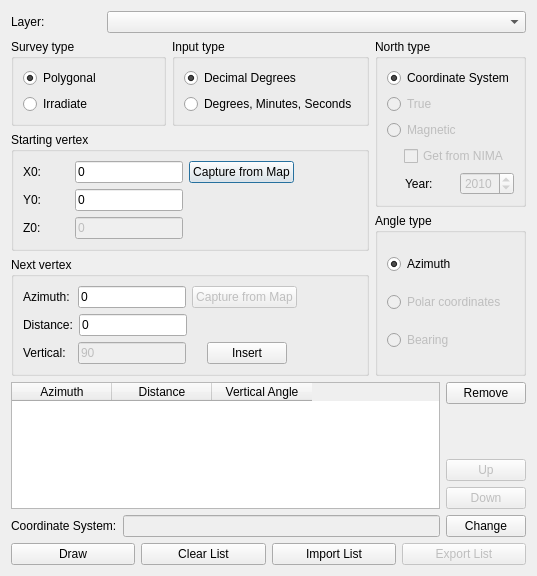
This is ui.ui in mpetroff/qgsazimuth as Qt 5 draws it before an edit. The edited form follows.
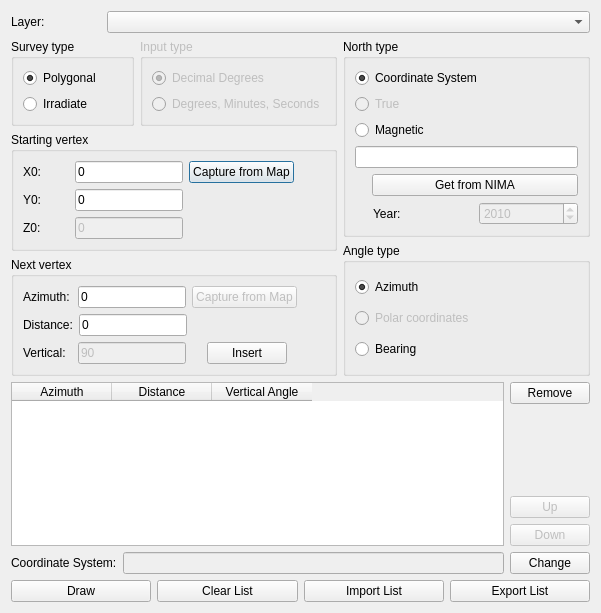
This is the edited form.

Commit message: Bugfixes on the config file on ubuntu and ui update.

Patch:
```diff
--- a/ui.ui
+++ b/ui.ui
@@ -6,8 +6,8 @@
    <rect>
     <x>0</x>
     <y>0</y>
-    <width>537</width>
-    <height>576</height>
+    <width>601</width>
+    <height>613</height>
    </rect>
   </property>
   <property name="windowTitle">
@@ -100,7 +100,7 @@
          <item>
           <widget class="QGroupBox" name="groupBox_4">
            <property name="enabled">
-            <bool>true</bool>
+            <bool>false</bool>
            </property>
            <property name="title">
             <string>Input type</string>
@@ -109,7 +109,7 @@
             <item>
              <widget class="QRadioButton" name="radioButton_11">
               <property name="enabled">
-               <bool>true</bool>
+               <bool>false</bool>
               </property>
               <property name="text">
                <string>Decimal Degrees</string>
@@ -125,7 +125,7 @@
             <item>
              <widget class="QRadioButton" name="radioButton_12">
               <property name="enabled">
-               <bool>true</bool>
+               <bool>false</bool>
               </property>
               <property name="text">
                <string>Degrees, Minutes, Seconds</string>
@@ -575,7 +575,7 @@
           <item>
            <widget class="QRadioButton" name="radioButton_15">
             <property name="enabled">
-             <bool>false</bool>
+             <bool>true</bool>
             </property>
             <property name="text">
              <string>Magnetic</string>
@@ -585,6 +585,9 @@
             </property>
            </widget>
           </item>
+          <item>
+           <widget class="QLineEdit" name="lineEdit_5"/>
+          </item>
           <item>
            <layout class="QHBoxLayout" name="horizontalLayout_5">
             <item>
@@ -604,10 +607,7 @@
              </spacer>
             </item>
             <item>
-             <widget class="QCheckBox" name="checkBox">
-              <property name="enabled">
-               <bool>false</bool>
-              </property>
+             <widget class="QPushButton" name="pushButton_12">
               <property name="text">
                <string>Get from NIMA</string>
               </property>
@@ -699,7 +699,7 @@
           <item>
            <widget class="QRadioButton" name="radioButton_18">
             <property name="enabled">
-             <bool>false</bool>
+             <bool>true</bool>
             </property>
             <property name="text">
              <string>Bearing</string>
@@ -852,7 +852,7 @@
      <item>
       <widget class="QPushButton" name="pushButton_9">
        <property name="enabled">
-        <bool>false</bool>
+        <bool>true</bool>
        </property>
        <property name="text">
         <string>Export List</string>
```
The commit also changes 2 other files.
